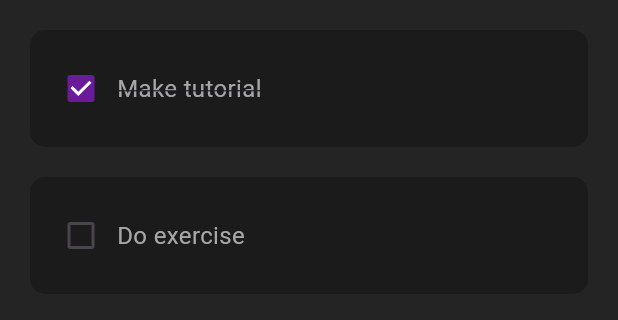
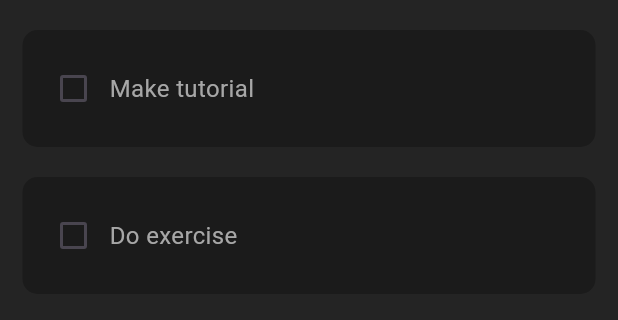
Before and after one commit to Donnie-San/flutter-to-do-app, a Flutter app: the screen it shows after launch, on a phone screen of 412 x 824 dp, the part 84-404 px from its top. Run offline on Flutter 3.47's test engine with Material 3 defaults, Android fonts, the phone set to English and light mode, and no system bars; drawn by our look-alikes of flutter_slidable; our stand-ins replace hive_flutter; accounts and stored records are empty.

Commit message:
add deletion and database

```diff
--- a/lib/components/to_do_tile.dart
+++ b/lib/components/to_do_tile.dart
@@ -1,8 +1,10 @@
 import "package:flutter/material.dart";
+import "package:flutter_slidable/flutter_slidable.dart";
 
 class ToDoTile extends StatelessWidget {
   final String taskName;
   final bool taskCompleted;
+  final Function(BuildContext)? deleteTask;
   final Function(bool?)? onChanged;
 
   const ToDoTile({
@@ -10,12 +12,29 @@ class ToDoTile extends StatelessWidget {
     required this.taskName,
     required this.taskCompleted,
     required this.onChanged,
+    required this.deleteTask,
   });
 
   @override
   Widget build(BuildContext context) {
-    return Container(
-      margin: EdgeInsets.only(left: 20, right: 20, top: 20, bottom: 0),
+    return Padding(
+      padding: const EdgeInsets.only(left: 15, right: 15, top: 20),
+      child: Slidable(
+        key: ValueKey(taskName),
+        endActionPane: ActionPane(
+          motion: StretchMotion(),
+          children: [
+            SlidableAction(
+              onPressed: deleteTask,
+              icon: Icons.delete,
+              backgroundColor: Colors.deepOrange,
+              borderRadius: BorderRadius.circular(10),
+            ),
+          ],
+        ),
+        child: Container(
+          width: double.infinity,
+          // margin: EdgeInsets.only(left: 20, right: 20, top: 20, bottom: 0),
           padding: EdgeInsets.symmetric(horizontal: 10, vertical: 15),
           decoration: BoxDecoration(
             color: Color.fromARGB(255, 27, 27, 27),
@@ -41,6 +60,8 @@ class ToDoTile extends StatelessWidget {
               ),
             ],
           ),
+        ),
+      ),
     );
   }
 }
--- /dev/null
+++ b/lib/data/database.dart
@@ -0,0 +1,22 @@
+import 'package:hive_flutter/hive_flutter.dart';
+
+class ToDoDatabase {
+  List toDoList = [];
+
+  final _myBox = Hive.box("myBox");
+
+  void createInitialData() {
+    toDoList = [
+      ["Make tutorial", false],
+      ["Do exercise", false],
+    ];
+  }
+
+  void loadData() {
+    toDoList = _myBox.get("TODOLIST");
+  }
+
+  void updateDatabase() {
+    _myBox.put("TODOLIST", toDoList);
+  }
+}
--- a/lib/main.dart
+++ b/lib/main.dart
@@ -1,7 +1,11 @@
 import 'package:flutter/material.dart';
 import 'package:to_do_app/pages/home_page.dart';
+import 'package:hive_flutter/hive_flutter.dart';
 
-void main() {
+void main() async {
+  await Hive.initFlutter();
+  await Hive.openBox('myBox');
+
   runApp(const MyApp());
 }
 
--- a/lib/pages/home_page.dart
+++ b/lib/pages/home_page.dart
@@ -1,6 +1,8 @@
 import "package:flutter/material.dart";
+import "package:hive_flutter/hive_flutter.dart";
 import "package:to_do_app/components/dialog_box.dart";
 import "package:to_do_app/components/to_do_tile.dart";
+import "package:to_do_app/data/database.dart";
 
 class HomePage extends StatefulWidget {
   const HomePage({super.key});
@@ -12,25 +14,36 @@ class HomePage extends StatefulWidget {
 class _HomePageState extends State<HomePage> {
   final _controller = TextEditingController();
 
-  // list of todo tasks
-  List toDoList = [
-    ["Make tutorial", true],
-    ["Do exercise", false],
-  ];
+  final _myBox = Hive.box("myBox");
+  ToDoDatabase db = ToDoDatabase();
+
+  @override
+  void initState() {
+    if (_myBox.get("TODOLIST") == null) {
+      db.createInitialData();
+    } else {
+      db.loadData();
+    }
+
+    super.initState();
+  }
 
   void checkBoxChanged(bool? value, int index) {
     setState(() {
-      toDoList[index][1] = !toDoList[index][1];
+      db.toDoList[index][1] = !db.toDoList[index][1];
     });
+    db.updateDatabase();
   }
 
   void saveNewTask() {
     if (_controller.text.trim().isEmpty) return;
 
     setState(() {
-      toDoList.add([_controller.text, false]);
+      db.toDoList.add([_controller.text, false]);
+      _controller.clear();
     });
     Navigator.of(context).pop();
+    db.updateDatabase();
   }
 
   void cancelTask() {
@@ -49,6 +62,13 @@ class _HomePageState extends State<HomePage> {
         );
       },
     );
+  }
+
+  void deleteTask(int index) {
+    setState(() {
+      db.toDoList.removeAt(index);
+    });
+    db.updateDatabase();
   }
 
   @override
@@ -72,15 +92,41 @@ class _HomePageState extends State<HomePage> {
         elevation: 0,
         child: Icon(Icons.add, color: Colors.purple[800], size: 32),
       ),
-      body: ListView.builder(
-        itemCount: toDoList.length,
+      body: db.toDoList.isNotEmpty
+          ? ListView.builder(
+              itemCount: db.toDoList.length,
               itemBuilder: (context, index) {
                 return ToDoTile(
-            taskName: toDoList[index][0],
-            taskCompleted: toDoList[index][1],
+                  taskName: db.toDoList[index][0],
+                  taskCompleted: db.toDoList[index][1],
                   onChanged: (value) => checkBoxChanged(value, index),
+                  deleteTask: (context) => deleteTask(index),
                 );
               },
+            )
+          : Padding(
+              padding: const EdgeInsets.only(top: 40),
+              child: Center(
+                child: Column(
+                  mainAxisSize: MainAxisSize.min,
+                  children: [
+                    Icon(Icons.inbox, size: 48, color: Colors.grey[600]),
+                    SizedBox(height: 10),
+                    Text(
+                      "Task is empty",
+                      style: TextStyle(
+                        fontSize: 16,
+                        color: Color.fromARGB(255, 167, 167, 167),
+                      ),
+                    ),
+                    SizedBox(height: 5),
+                    Text(
+                      "Tap + to add a task",
+                      style: TextStyle(fontSize: 14, color: Colors.grey[600]),
+                    ),
+                  ],
+                ),
+              ),
             ),
     );
   }
```
Also changed, not shown: pubspec.yaml (+6 -2 lines), pubspec.lock, 3 other files. Lines whose indentation alone changed are shown as unchanged.
